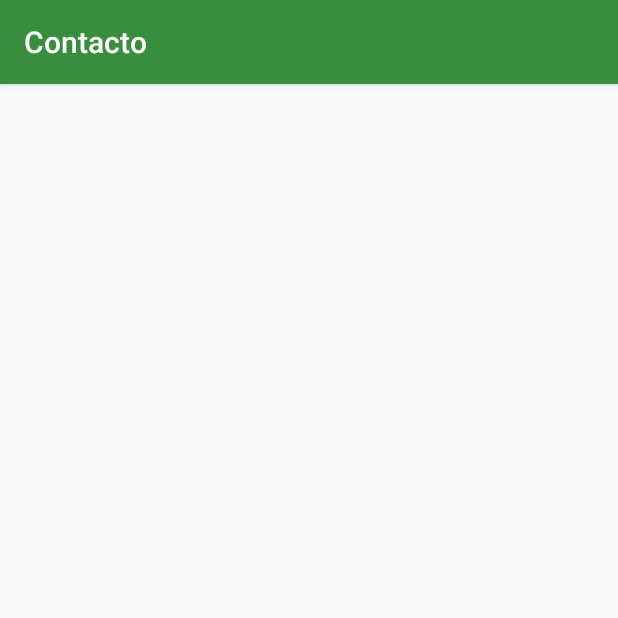
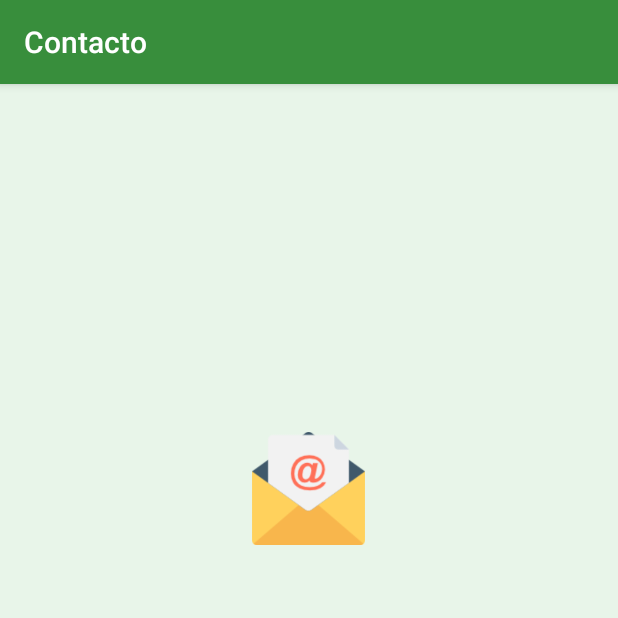
Before and after one commit to alu0100697414/SmartLaPalma, an Android app: the ContactActivity screen opened directly, with no data from a screen before it, on a phone screen of 412 x 824 dp, the top half of it. Run offline under Robolectric (Android 15) with nearby library versions, the phone set to English and light mode, and no system bars; our stand-ins replace Firebase (no records; nobody signed in at launch, a user with empty details on screens opened directly); libraries missing offline, so code that uses them is left out: com.mikepenz.materialdrawer; 11 statements that could not run were skipped.

Commit message:
Added style to contact layout.

```diff
--- a/app/build.gradle
+++ b/app/build.gradle
@@ -36,8 +36,8 @@ dependencies {
         transitive = true
     }
 
-    compile 'com.google.firebase:firebase-core:12.0.1'
-    compile 'com.google.firebase:firebase-database:12.0.1'
+    implementation 'com.google.firebase:firebase-core:12.0.1'
+    implementation 'com.google.firebase:firebase-database:12.0.1'
 }
 
 
--- a/app/src/main/java/com/example/jose/smartlapalma/Models/Contact.java
+++ b/app/src/main/java/com/example/jose/smartlapalma/Models/Contact.java
@@ -15,14 +15,14 @@ public class Contact {
     public static final String emailKey = "email";
     public static final String lastMessageKey = "goodbye";
 
-    private HashMap<String, String> mWelcomeMessage;
-    private HashMap<String, String> mTextMessage;
-    private HashMap<String, String> mEmail;
-    private HashMap<String, String> mLastMessage;
+    private String mWelcomeMessage;
+    private String mTextMessage;
+    private String mEmail;
+    private String mLastMessage;
 
     public Contact(){}
 
-    public Contact(HashMap welcome, HashMap text, HashMap email, HashMap last){
+    public Contact(String welcome, String text, String email, String last){
 
         this.mWelcomeMessage = welcome;
         this.mTextMessage = text;
@@ -30,35 +30,35 @@ public class Contact {
         this.mLastMessage = last;
     }
 
-    public void setmWelcomeMessage(HashMap mWelcomeMessage) {
+    public void setmWelcomeMessage(String mWelcomeMessage) {
         this.mWelcomeMessage = mWelcomeMessage;
     }
 
-    public void setmTextMessage(HashMap mTextMessage) {
+    public void setmTextMessage(String mTextMessage) {
         this.mTextMessage = mTextMessage;
     }
 
-    public void setmEmail(HashMap mEmail) {
+    public void setmEmail(String mEmail) {
         this.mEmail = mEmail;
     }
 
-    public void setmLastMessage(HashMap mLastMessage) {
+    public void setmLastMessage(String mLastMessage) {
         this.mLastMessage = mLastMessage;
     }
 
-    public HashMap getmWelcomeMessage() {
+    public String getmWelcomeMessage() {
         return mWelcomeMessage;
     }
 
-    public HashMap getmTextMessage() {
+    public String getmTextMessage() {
         return mTextMessage;
     }
 
-    public HashMap getmEmail() {
+    public String getmEmail() {
         return mEmail;
     }
 
-    public HashMap getmLastMessage() {
+    public String getmLastMessage() {
         return mLastMessage;
     }
 }
--- a/app/src/main/java/com/example/jose/smartlapalma/Views/Activities/ContactActivity.java
+++ b/app/src/main/java/com/example/jose/smartlapalma/Views/Activities/ContactActivity.java
@@ -7,6 +7,7 @@ import android.os.Bundle;
 import android.util.Log;
 import android.view.View;
 import android.view.Window;
+import android.widget.ImageView;
 import android.widget.LinearLayout;
 import android.widget.TextView;
 
@@ -68,20 +69,21 @@ public class ContactActivity extends AppCompatActivity {
         mContact = new Contact();
 
         // Get Firebase data and set listener
-        DatabaseReference ref = database.getReference("contact/");
+        DatabaseReference ref = database.getReference("contact/" +
+                mPrefs.getString(SharedPreferencesKeys.CURRENT_LANGUAGE, "español"));
         ref.addValueEventListener(new ValueEventListener() {
             @Override
             public void onDataChange(DataSnapshot dataSnapshot) {
 
                 // Values are saved
                 mContact.setmWelcomeMessage(
-                        (HashMap) dataSnapshot.child(Contact.welcomeMessageKey).getValue());
+                        (String) dataSnapshot.child(Contact.welcomeMessageKey).getValue());
                 mContact.setmTextMessage(
-                        (HashMap) dataSnapshot.child(Contact.textMessageKey).getValue());
+                        (String) dataSnapshot.child(Contact.textMessageKey).getValue());
                 mContact.setmEmail(
-                        (HashMap) dataSnapshot.child(Contact.emailKey).getValue());
+                        (String) dataSnapshot.child(Contact.emailKey).getValue());
                 mContact.setmLastMessage(
-                        (HashMap) dataSnapshot.child(Contact.lastMessageKey).getValue());
+                        (String) dataSnapshot.child(Contact.lastMessageKey).getValue());
 
                 // Update layout
                 setDataInView();
@@ -114,9 +116,19 @@ public class ContactActivity extends AppCompatActivity {
         error.setVisibility(View.GONE);
 
         // Set data in textviews
-//        TextView test = findViewById(R.id.test);
-//        test.setText((String) mContact.getmTextMessage()
-//                        .get(mPrefs.getString(SharedPreferencesKeys.CURRENT_LANGUAGE, "English")));
+        TextView welcome = findViewById(R.id.welcome_textview);
+        TextView text = findViewById(R.id.text_textview);
+        TextView email = findViewById(R.id.email_textview);
+        TextView lastText = findViewById(R.id.last_text_textview);
+
+        welcome.setText((mContact.getmWelcomeMessage()));
+        text.setText(mContact.getmTextMessage());
+        email.setText(mContact.getmEmail());
+        lastText.setText(mContact.getmLastMessage());
+
+        // Set visibility to email image icon
+        ImageView emailImage = findViewById(R.id.email_imageview);
+        emailImage.setVisibility(View.VISIBLE);
     }
 
     private void checkNetworkStatus(){
--- a/app/src/main/res/layout/activity_contact.xml
+++ b/app/src/main/res/layout/activity_contact.xml
@@ -28,7 +28,8 @@
     <LinearLayout
         android:layout_width="match_parent"
         android:layout_height="match_parent"
-        android:orientation="vertical">
+        android:orientation="vertical"
+        android:background="@color/background_screen">
 
         <android.support.design.widget.AppBarLayout
             android:id="@+id/app_bar"
@@ -60,6 +61,72 @@
             android:textSize="28dp"
             android:textStyle="bold"/>
 
+        <!--Main layout elements-->
+        <TextView
+            android:id="@+id/welcome_textview"
+            android:layout_width="match_parent"
+            android:layout_height="wrap_content"
+            android:orientation="vertical"
+            android:gravity="center_horizontal"
+            android:layout_gravity="center_vertical"
+            android:layout_marginRight="25dp"
+            android:layout_marginLeft="25dp"
+            android:layout_marginTop="50dp"
+            android:textSize="40dp"
+            android:textStyle="bold"/>
+
+        <TextView
+            android:id="@+id/text_textview"
+            android:layout_width="match_parent"
+            android:layout_height="wrap_content"
+            android:orientation="vertical"
+            android:gravity="center_horizontal"
+            android:layout_gravity="center_vertical"
+            android:layout_marginRight="25dp"
+            android:layout_marginLeft="25dp"
+            android:layout_marginTop="25dp"
+            android:textSize="20dp"/>
+
+        <TextView
+            android:id="@+id/email_textview"
+            android:layout_width="match_parent"
+            android:layout_height="wrap_content"
+            android:enabled="true"
+            android:textIsSelectable="true"
+            android:focusable="true"
+            android:longClickable="true"
+            android:orientation="vertical"
+            android:gravity="center_horizontal"
+            android:layout_gravity="center_vertical"
+            android:layout_marginRight="25dp"
+            android:layout_marginLeft="25dp"
+            android:layout_marginTop="25dp"
+            android:textSize="18dp"
+            android:textStyle="bold"/>
+
+        <ImageView
+            android:id="@+id/email_imageview"
+            android:layout_width="75dp"
+            android:layout_height="75dp"
+            android:layout_marginRight="25dp"
+            android:layout_marginLeft="25dp"
+            android:layout_marginTop="25dp"
+            android:layout_gravity="center"
+            android:visibility="gone"
+            android:src="@drawable/email"/>
+
+        <TextView
+            android:id="@+id/last_text_textview"
+            android:layout_width="match_parent"
+            android:layout_height="wrap_content"
+            android:orientation="vertical"
+            android:gravity="center_horizontal"
+            android:layout_gravity="center_vertical"
+            android:layout_marginRight="25dp"
+            android:layout_marginLeft="25dp"
+            android:layout_marginTop="25dp"
+            android:textSize="20dp"/>
+
     </LinearLayout>
 
 </android.support.constraint.ConstraintLayout>
--- a/app/src/main/res/values/colors.xml
+++ b/app/src/main/res/values/colors.xml
@@ -3,4 +3,5 @@
     <color name="colorPrimary">#388E3C</color>
     <color name="colorPrimaryDark">#2E7D32</color>
     <color name="colorAccent">#A5D6A7</color>
+    <color name="background_screen">#E8F5E9</color>
 </resources>
--- a/build.gradle
+++ b/build.gradle
@@ -7,7 +7,7 @@ buildscript {
         jcenter()
     }
     dependencies {
-        classpath 'com.android.tools.build:gradle:3.0.1'
+        classpath 'com.android.tools.build:gradle:3.1.1'
         classpath 'com.google.gms:google-services:3.2.0'
 
         // NOTE: Do not place your application dependencies here; they belong
```
Also changed, not shown: app/src/main/res/drawable/email.png (added), gradle/wrapper/gradle-wrapper.properties.
